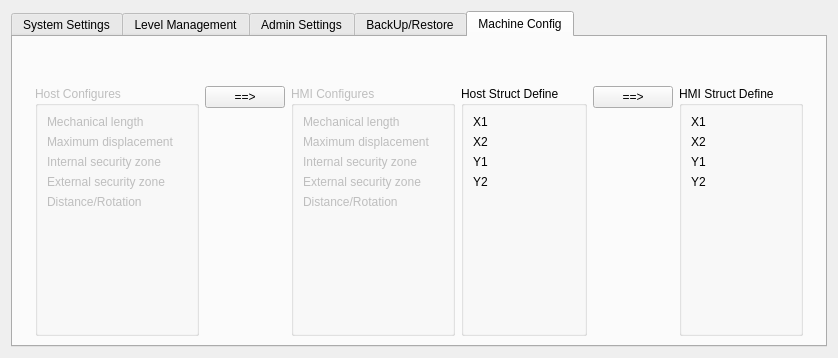
Old version of the form hcsettings/ichcsystemsettingsframe.ui in the repository GaussCheng/2-5AxisPunch.
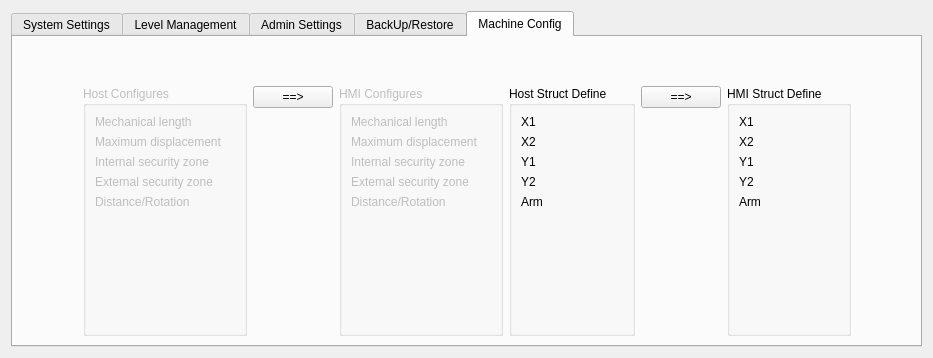
New version of the form. The open tabs and pages were chosen to show the change. Icons and pictures are not drawn. Custom widgets are drawn as their Qt base class.

Patch:
```diff
--- a/hcsettings/ichcsystemsettingsframe.ui
+++ b/hcsettings/ichcsystemsettingsframe.ui
@@ -6,7 +6,7 @@
    <rect>
     <x>0</x>
     <y>0</y>
-    <width>838</width>
+    <width>933</width>
     <height>358</height>
    </rect>
   </property>
@@ -934,6 +934,20 @@
               </property>
              </widget>
             </item>
+            <item row="4" column="0">
+             <widget class="QLabel" name="label_28">
+              <property name="text">
+               <string>Arm</string>
+              </property>
+             </widget>
+            </item>
+            <item row="4" column="1">
+             <widget class="QLabel" name="hostArm">
+              <property name="text">
+               <string/>
+              </property>
+             </widget>
+            </item>
            </layout>
           </widget>
          </item>
@@ -1026,6 +1040,20 @@
               </property>
              </widget>
             </item>
+            <item row="4" column="0">
+             <widget class="QLabel" name="label_13">
+              <property name="text">
+               <string>Arm</string>
+              </property>
+             </widget>
+            </item>
+            <item row="4" column="1">
+             <widget class="QLabel" name="hmiArm">
+              <property name="text">
+               <string/>
+              </property>
+             </widget>
+            </item>
            </layout>
           </widget>
          </item>
```
Left out of the diff: 2 changed lines with no effect on the pictures.
